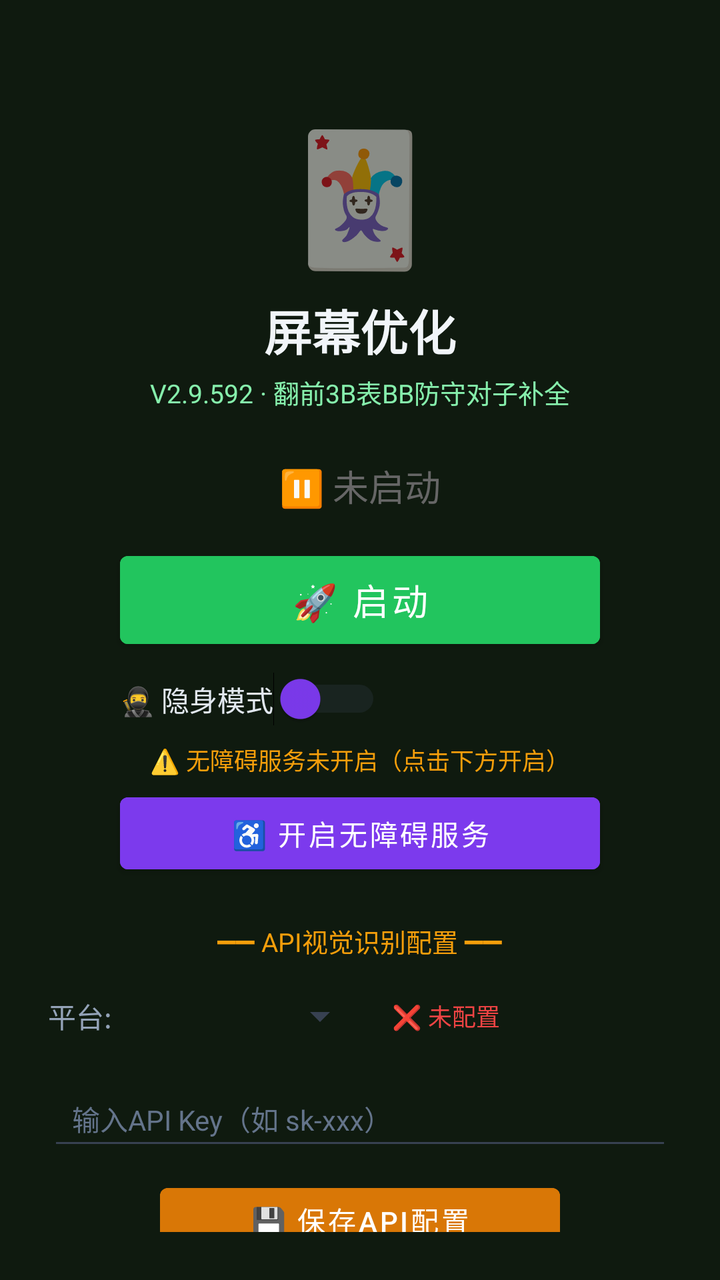
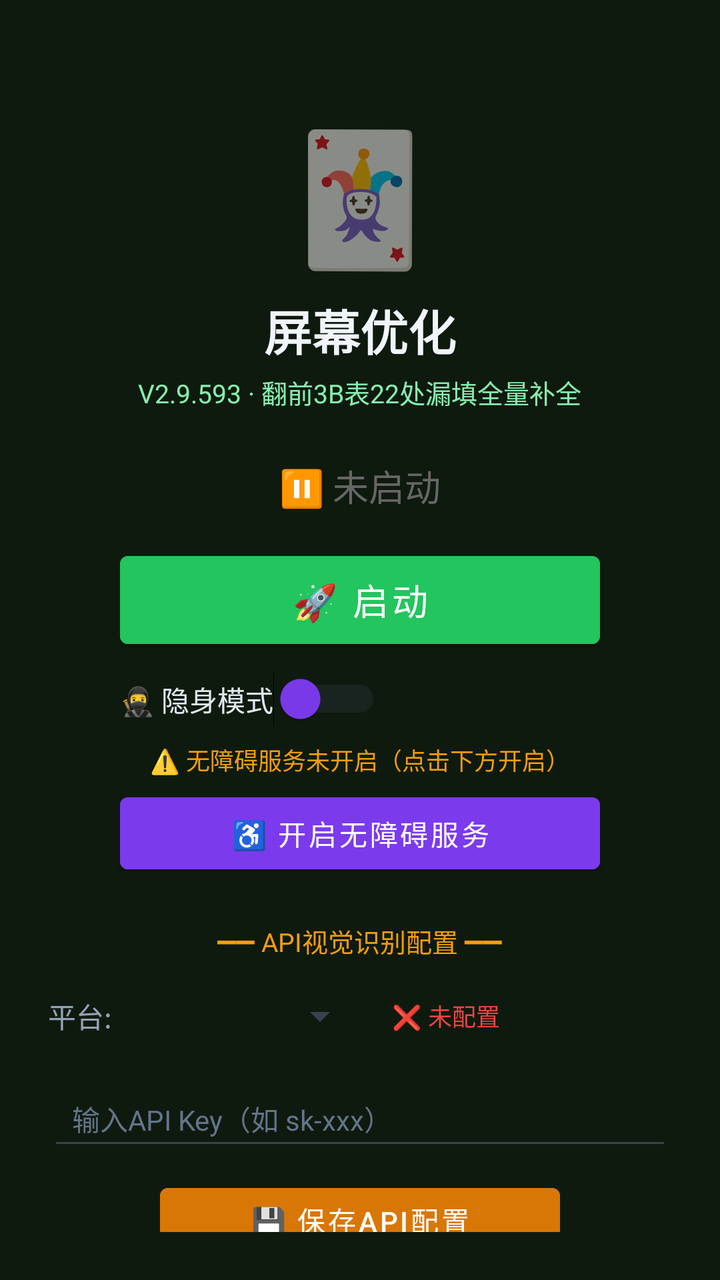

Screens rendered from an Android XML layout before and after an edit, with the pre-edit source and the edit as a unified diff.
<!-- AndroidManifest.xml: activity theme Theme.MjScreenshot -->
<!-- res/layout/activity_main.xml -->
<?xml version="1.0" encoding="utf-8"?>
<LinearLayout xmlns:android="http://schemas.android.com/apk/res/android"
    android:layout_width="match_parent"
    android:layout_height="match_parent"
    android:orientation="vertical"
    android:background="#0f1a0f"
    android:padding="24dp"
    android:gravity="center_horizontal">

    <TextView
        android:layout_width="wrap_content"
        android:layout_height="wrap_content"
        android:text="🃏"
        android:textSize="64sp"
        android:layout_marginTop="30dp" />

    <TextView
        android:layout_width="wrap_content"
        android:layout_height="wrap_content"
        android:text="屏幕优化"
        android:textSize="24sp"
        android:textColor="#f1f5f9"
        android:textStyle="bold"
        android:layout_marginTop="8dp" />

    <TextView
        android:layout_width="wrap_content"
        android:layout_height="wrap_content"
        android:text="V2.9.592 · 翻前3B表BB防守对子补全"
        android:textSize="13sp"
        android:textColor="#86efac"
        android:layout_marginTop="4dp" />

    <TextView
        android:id="@+id/tvStatus"
        android:layout_width="wrap_content"
        android:layout_height="wrap_content"
        android:text="⏸ 未启动"
        android:textSize="18sp"
        android:textColor="#666666"
        android:layout_marginTop="24dp" />

    <Button
        android:id="@+id/btnStart"
        android:layout_width="240dp"
        android:layout_height="56dp"
        android:text="🚀 启动"
        android:textSize="18sp"
        android:textColor="#ffffff"
        android:backgroundTint="#22c55e"
        android:layout_marginTop="16dp" />

    <Button
        android:id="@+id/btnHelper"
        android:layout_width="240dp"
        android:layout_height="56dp"
        android:text="🃏 打开智囊"
        android:textSize="16sp"
        android:textColor="#ffffff"
        android:backgroundTint="#16a34a"
        android:layout_marginTop="12dp"
        android:visibility="gone" />

    
    <LinearLayout
        android:layout_width="240dp"
        android:layout_height="wrap_content"
        android:orientation="horizontal"
        android:gravity="center_vertical"
        android:layout_marginTop="8dp">

        <Switch
            android:id="@+id/switchStealth"
            android:layout_width="wrap_content"
            android:layout_height="wrap_content"
            android:text="🥷 隐身模式"
            android:textColor="#e2e8f0"
            android:textSize="14sp"
            android:thumbTint="#7c3aed"
            android:trackTint="#374151" />
    </LinearLayout>

    <TextView
        android:id="@+id/tvAccessibilityStatus"
        android:layout_width="wrap_content"
        android:layout_height="wrap_content"
        android:text="⚠️ 无障碍服务未开启（点击下方开启）"
        android:textSize="12sp"
        android:textColor="#f59e0b"
        android:layout_marginTop="8dp"
        android:gravity="center" />

    <Button
        android:id="@+id/btnAccessibility"
        android:layout_width="240dp"
        android:layout_height="48dp"
        android:text="♿ 开启无障碍服务"
        android:textSize="14sp"
        android:textColor="#ffffff"
        android:backgroundTint="#7c3aed"
        android:layout_marginTop="4dp" />

    <TextView
        android:layout_width="wrap_content"
        android:layout_height="wrap_content"
        android:text="━━ API视觉识别配置 ━━"
        android:textSize="13sp"
        android:textColor="#f59e0b"
        android:layout_marginTop="20dp" />

    <LinearLayout
        android:layout_width="match_parent"
        android:layout_height="wrap_content"
        android:orientation="horizontal"
        android:layout_marginTop="8dp"
        android:gravity="center_vertical">

        <TextView
            android:layout_width="wrap_content"
            android:layout_height="wrap_content"
            android:text="平台:"
            android:textSize="14sp"
            android:textColor="#94a3b8" />

        <Spinner
            android:id="@+id/spinnerProvider"
            android:layout_width="120dp"
            android:layout_height="40dp"
            android:layout_marginStart="8dp"
            android:backgroundTint="#374151" />

        <TextView
            android:id="@+id/tvApiStatus"
            android:layout_width="wrap_content"
            android:layout_height="wrap_content"
            android:text="❌ 未配置"
            android:textSize="12sp"
            android:textColor="#ef4444"
            android:layout_marginStart="12dp" />
    </LinearLayout>

    <EditText
        android:id="@+id/etApiKey"
        android:layout_width="match_parent"
        android:layout_height="44dp"
        android:hint="输入API Key（如 sk-xxx）"
        android:textSize="14sp"
        android:textColor="#e2e8f0"
        android:textColorHint="#64748b"
        android:backgroundTint="#374151"
        android:inputType="textPassword"
        android:layout_marginTop="8dp"
        android:paddingStart="12dp"
        android:paddingEnd="12dp" />

    <Button
        android:id="@+id/btnSaveApi"
        android:layout_width="200dp"
        android:layout_height="44dp"
        android:text="💾 保存API配置"
        android:textSize="14sp"
        android:textColor="#ffffff"
        android:backgroundTint="#d97706"
        android:layout_marginTop="8dp" />

    <TextView
        android:id="@+id/tvHint"
        android:layout_width="wrap_content"
        android:layout_height="wrap_content"
        android:text="先点上方按钮启动截屏"
        android:textSize="13sp"
        android:textColor="#666666"
        android:layout_marginTop="12dp"
        android:gravity="center" />

    <TextView
        android:layout_width="wrap_content"
        android:layout_height="wrap_content"
        android:text="使用步骤：\n1. 配置API Key（支持OpenAI/通义千问VL/硅基流动）\n2. 点「开启无障碍服务」→ 开启\n3. 开启「🥷隐身模式」(反检测)\n4. 点「启动」→ 允许悬浮窗\n5. 打牌时点屏幕上的🎯悬浮球即可截屏识别\n★ 拖动悬浮球可移到不挡牌的位置 ★\n★ 长按悬浮球可展开/收起详细面板 ★\n★ 悬浮球边框颜色=建议：绿=加注 橙=跟注 红=弃牌 ★"
        android:textSize="12sp"
        android:textColor="#64748b"
        android:layout_marginTop="12dp"
        android:lineSpacingExtra="3dp" />

</LinearLayout>
<!-- resources referenced by this layout -->
<resources>
  <style name="Theme.MjScreenshot" parent="Theme.MaterialComponents.DayNight.DarkActionBar">
          <item name="colorPrimary">#1e40af</item>
          <item name="colorPrimaryVariant">#1e3a8a</item>
          <item name="colorOnPrimary">#ffffff</item>
          <item name="android:statusBarColor">#0f172a</item>
      </style>
</resources>

<!-- the commit's change to res/layout/activity_main.xml (unified diff, before → after) -->
@@ -26,7 +26,7 @@
     <TextView
         android:layout_width="wrap_content"
         android:layout_height="wrap_content"
-        android:text="V2.9.592 · 翻前3B表BB防守对子补全"
+        android:text="V2.9.593 · 翻前3B表22处漏填全量补全"
         android:textSize="13sp"
         android:textColor="#86efac"
         android:layout_marginTop="4dp" />
